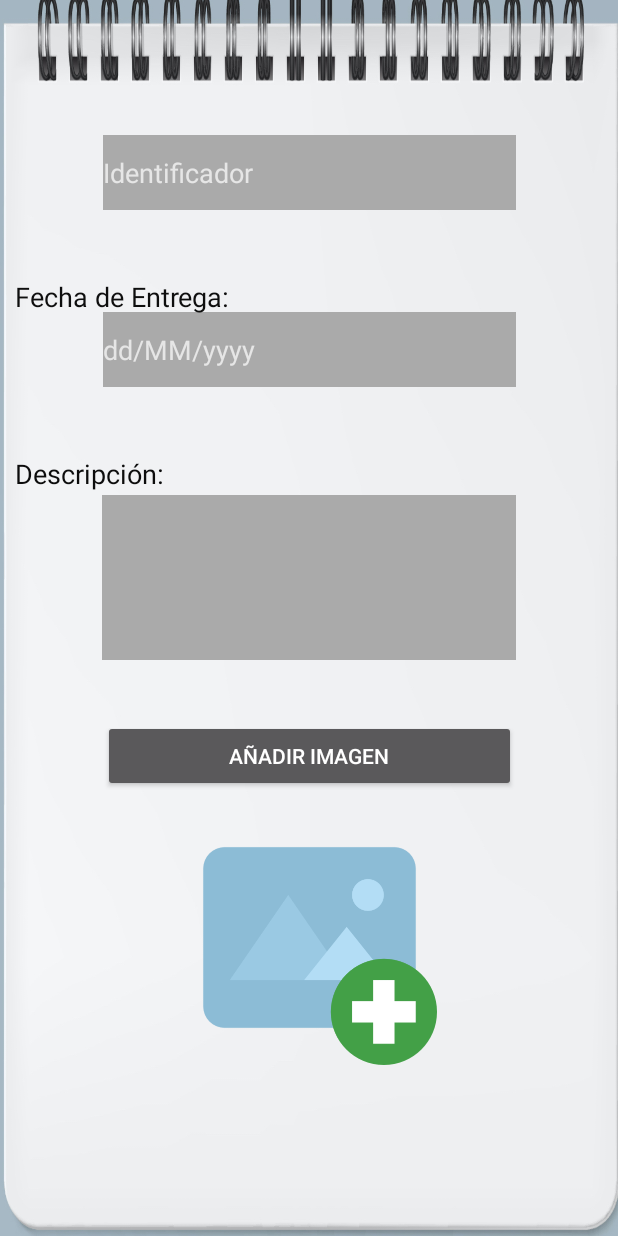
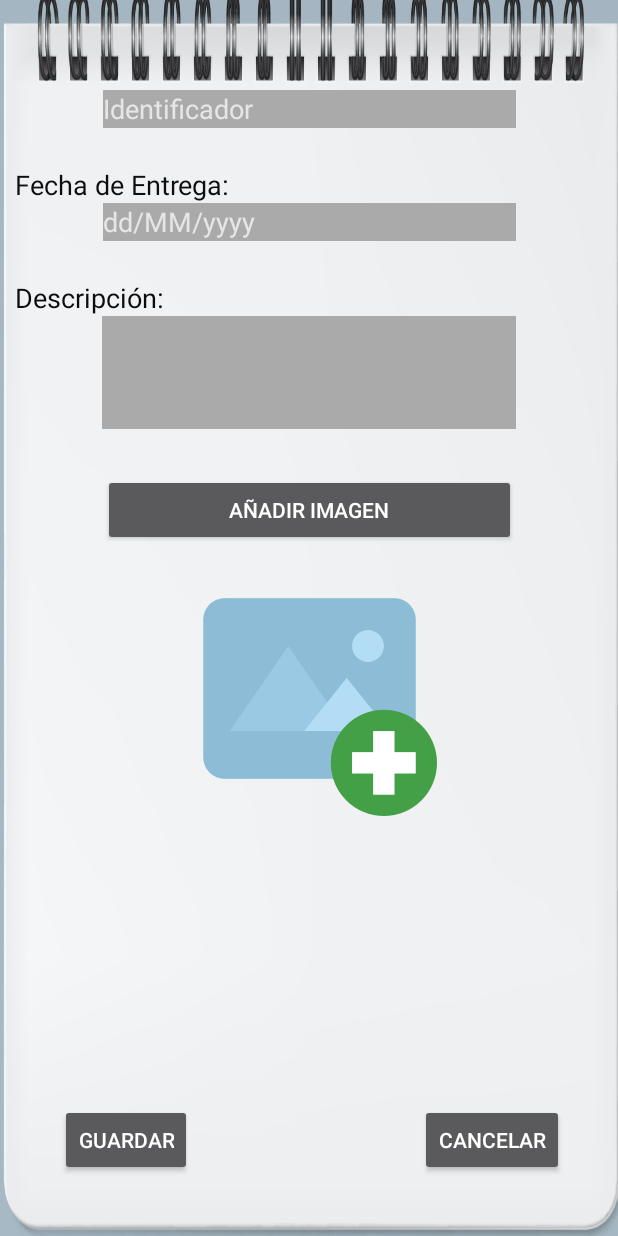
Before and after one commit to fxvr15vasquez/Proyecto02, an Android app: the layout activity_ingreso_tarea.xml on its own in the app's theme, with its tools: preview values and no code run, on a phone screen of 412 x 824 dp. Run offline under Robolectric (Android 15) with nearby library versions, the phone set to English and light mode, and no system bars.

Commit message:
vasquez
cambios en el navigation

```diff
--- a/app/src/main/java/com/example/proyecto02/MainActivity.java
+++ b/app/src/main/java/com/example/proyecto02/MainActivity.java
@@ -21,6 +21,7 @@ public class MainActivity extends AppCompatActivity implements View.OnClickListe
 
     Conexion con;
     usuarioDB usuDB;
+    public static int id_usuario;
 
     ArrayList<String> datos;
 
@@ -56,6 +57,7 @@ public class MainActivity extends AppCompatActivity implements View.OnClickListe
                     Intent inlogin = new Intent(MainActivity.this,InicioActivity.class);
                     datos = usuDB.selecUsersbyID(id_usu,this);
                     if (datos.size()!=0){
+                        id_usuario =id_usu;
                         inlogin.putExtra("user",datos.get(0));
                         inlogin.putExtra("correo",datos.get(2));
                     }
--- a/app/src/main/java/com/example/proyecto02/modeloDB/personaDB.java
+++ b/app/src/main/java/com/example/proyecto02/modeloDB/personaDB.java
@@ -12,10 +12,6 @@ import java.util.ArrayList;
 public class personaDB {
     private static final String DATABASE="proyecto.db";
     ArrayList<Persona> listaPers;
-
-
-
-
 
     public ArrayList<Persona> selecPers(Context miContext){
         Conexion conn = new Conexion(miContext,DATABASE,null,1);
--- a/app/src/main/java/com/example/proyecto02/ui/slideshow/SlideshowFragment.java
+++ b/app/src/main/java/com/example/proyecto02/ui/slideshow/SlideshowFragment.java
@@ -23,11 +23,10 @@ public class SlideshowFragment extends Fragment {
         slideshowViewModel =
                 ViewModelProviders.of(this).get(SlideshowViewModel.class);
         View root = inflater.inflate(R.layout.fragment_slideshow, container, false);
-        final TextView textView = root.findViewById(R.id.text_slideshow);
         slideshowViewModel.getText().observe(getViewLifecycleOwner(), new Observer<String>() {
             @Override
             public void onChanged(@Nullable String s) {
-                textView.setText(s);
+
             }
         });
         return root;
--- a/app/src/main/res/layout/activity_ingreso_tarea.xml
+++ b/app/src/main/res/layout/activity_ingreso_tarea.xml
@@ -11,8 +11,8 @@
     <EditText
         android:id="@+id/etxtdescri"
         android:layout_width="276dp"
-        android:layout_height="110dp"
-        android:layout_marginTop="72dp"
+        android:layout_height="75dp"
+        android:layout_marginTop="50dp"
         android:background="@android:color/darker_gray"
         android:gravity="top"
         android:inputType="text|textMultiLine"
@@ -26,7 +26,7 @@
         android:layout_height="25dp"
         android:layout_marginStart="10dp"
         android:layout_marginLeft="10dp"
-        android:layout_marginTop="45dp"
+        android:layout_marginTop="25dp"
         android:layout_marginEnd="120dp"
         android:layout_marginRight="120dp"
         android:text="Descripción:"
@@ -40,8 +40,8 @@
     <EditText
         android:id="@+id/etxtFecha"
         android:layout_width="275dp"
-        android:layout_height="50dp"
-        android:layout_marginTop="68dp"
+        android:layout_height="25dp"
+        android:layout_marginTop="50dp"
         android:background="@android:color/darker_gray"
         android:ems="10"
         android:hint="dd/MM/yyyy"
@@ -56,7 +56,7 @@
         android:layout_height="25dp"
         android:layout_marginStart="10dp"
         android:layout_marginLeft="10dp"
-        android:layout_marginTop="45dp"
+        android:layout_marginTop="25dp"
         android:layout_marginEnd="150dp"
         android:layout_marginRight="150dp"
         android:text="Fecha de Entrega:"
@@ -70,10 +70,10 @@
     <EditText
         android:id="@+id/etxtTnomb"
         android:layout_width="275dp"
-        android:layout_height="50dp"
+        android:layout_height="25dp"
         android:layout_marginStart="30dp"
         android:layout_marginLeft="30dp"
-        android:layout_marginTop="90dp"
+        android:layout_marginTop="60dp"
         android:layout_marginEnd="30dp"
         android:layout_marginRight="30dp"
         android:background="@android:color/darker_gray"
@@ -88,7 +88,7 @@
         android:id="@+id/btnTingreImg"
         android:layout_width="275dp"
         android:layout_height="wrap_content"
-        android:layout_marginTop="40dp"
+        android:layout_marginTop="30dp"
         android:text="Añadir Imagen"
         app:layout_constraintEnd_toEndOf="parent"
         app:layout_constraintStart_toStartOf="parent"
@@ -98,10 +98,35 @@
         android:id="@+id/imvtarea"
         android:layout_width="282dp"
         android:layout_height="170dp"
-        android:layout_marginTop="12dp"
+        android:layout_marginTop="10dp"
         app:layout_constraintEnd_toEndOf="parent"
         app:layout_constraintStart_toStartOf="parent"
         app:layout_constraintTop_toBottomOf="@+id/btnTingreImg"
         app:srcCompat="@drawable/add_image" />
 
+    <Button
+        android:id="@+id/btnTguar"
+        android:layout_width="wrap_content"
+        android:layout_height="wrap_content"
+        android:layout_marginStart="40dp"
+        android:layout_marginLeft="40dp"
+        android:layout_marginBottom="40dp"
+        android:text="Guardar"
+        app:layout_constraintBottom_toBottomOf="parent"
+        app:layout_constraintEnd_toStartOf="@+id/btnTcanc"
+        app:layout_constraintHorizontal_bias="0.0"
+        app:layout_constraintStart_toStartOf="parent" />
+
+    <Button
+        android:id="@+id/btnTcanc"
+        android:layout_width="wrap_content"
+        android:layout_height="wrap_content"
+        android:layout_marginEnd="36dp"
+        android:layout_marginRight="36dp"
+        android:layout_marginBottom="40dp"
+        android:text="Cancelar"
+        app:layout_constraintBottom_toBottomOf="parent"
+        app:layout_constraintEnd_toEndOf="parent"
+        app:layout_constraintTop_toBottomOf="@+id/imvtarea"
+        app:layout_constraintVertical_bias="1.0" />
 </androidx.constraintlayout.widget.ConstraintLayout>
--- a/app/src/main/res/layout/listadematerias.xml
+++ b/app/src/main/res/layout/listadematerias.xml
@@ -10,7 +10,6 @@
         android:layout_width="32dp"
         android:layout_height="wrap_content"
         android:layout_weight="1"
-        android:text="1"
         android:textSize="24sp" />
 
     <TextView
--- /dev/null
+++ b/app/src/main/res/values/ids.xml
@@ -0,0 +1,4 @@
+<?xml version="1.0" encoding="utf-8"?>
+<resources>
+    <item name="text_gallery" type="id"></item>
+</resources>
```
Also changed, not shown: app/src/main/java/com/example/proyecto02/IngresoMateria.java (+19 -8 lines), app/src/main/java/com/example/proyecto02/modeloDB/materiaDB.java (+13 -67 lines), app/src/main/java/com/example/proyecto02/modeloDB/tareaDB.java (+17 -79 lines), app/src/main/java/com/example/proyecto02/ui/gallery/GalleryFragment.java (+6 -5 lines), app/src/main/java/com/example/proyecto02/ui/home/HomeFragment.java (+2 -5 lines), app/src/main/res/layout/fragment_gallery.xml (+1 -25 lines), app/src/main/res/layout/fragment_home.xml (+1 -16 lines), app/src/main/res/layout/fragment_slideshow.xml (+1 -13 lines), 1 other file.
